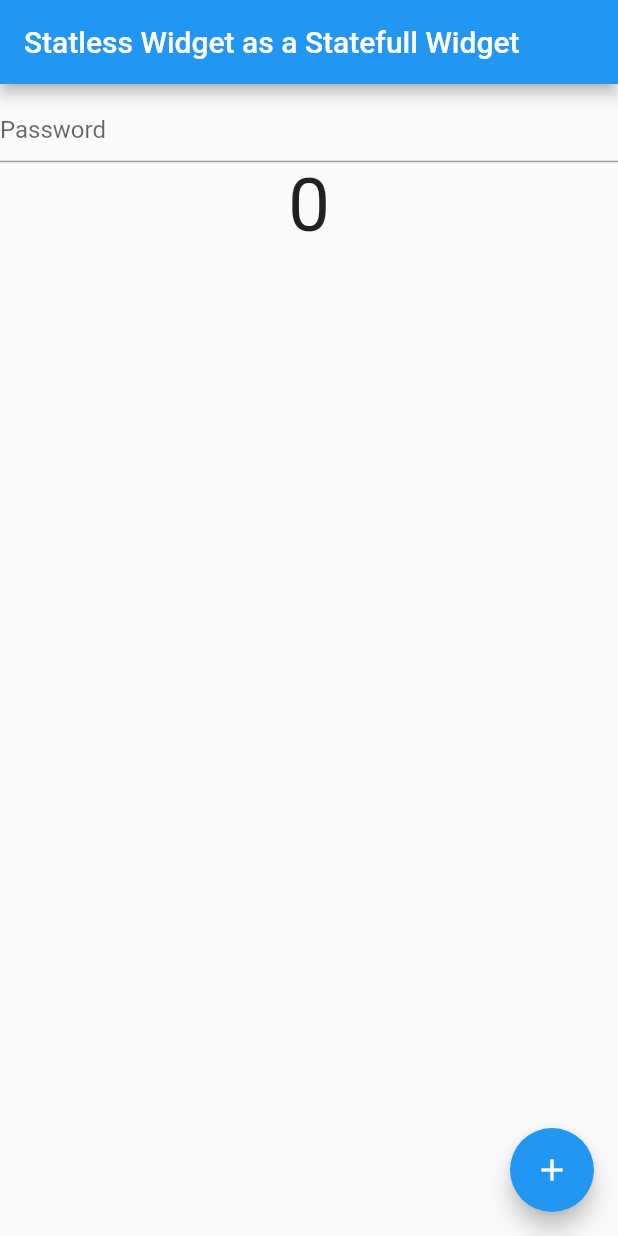
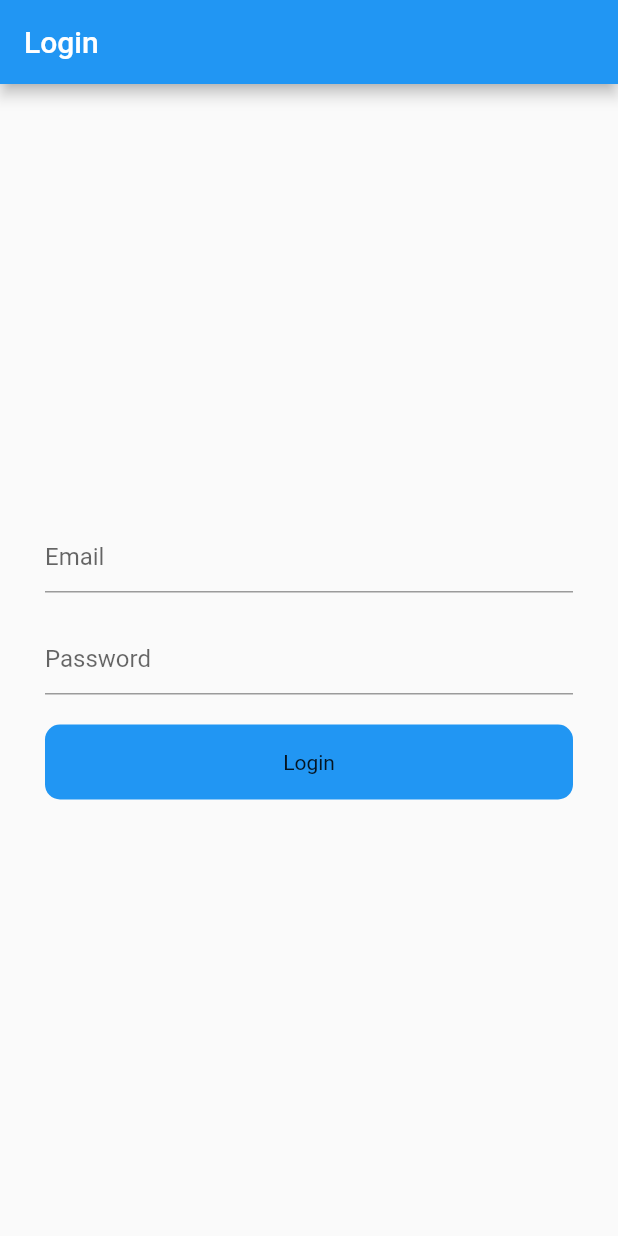
Before and after one commit to UjjanNoorillahi/Provider-Practive-in-Flutter, a Flutter app: the screen it shows after launch, on a phone screen of 412 x 824 dp. Run offline on Flutter 3.47's test engine with Material 2 defaults, Android fonts, the phone set to English and light mode, and no system bars.

Commit message:
How to implement Login with REST API with Provider auth from rqres.in site to test the login crediantils

```diff
--- a/lib/main.dart
+++ b/lib/main.dart
@@ -1,11 +1,13 @@
 import 'package:flutter/material.dart';
 import 'package:provider/provider.dart';
+import 'package:statemanagment_practice/provider/auth_provider.dart';
 import 'package:statemanagment_practice/provider/counter_provider.dart';
 import 'package:statemanagment_practice/provider/example_one_provider.dart';
 import 'package:statemanagment_practice/provider/favourite_provider.dart';
 import 'package:statemanagment_practice/provider/theme_changer_provider.dart';
 // import 'package:statemanagment_practice/screens/count_example.dart';
 import 'package:statemanagment_practice/screens/favourite_screen/dark_theme_screen.dart';
+import 'package:statemanagment_practice/screens/favourite_screen/login_screen.dart';
 import 'package:statemanagment_practice/screens/favourite_screen/value_notfiy_listener.dart';
 // import 'package:statemanagment_practice/screens/example_one.dart';
 // import 'package:statemanagment_practice/screens/favourite_screen/favourite_screen.dart';
@@ -27,6 +29,7 @@
         ChangeNotifierProvider(create: (_) => ExampleOneProvider()),
         ChangeNotifierProvider(create: (_) => FavourtieProvider()),
         ChangeNotifierProvider(create: (_) => ThemeChanger()),
+        ChangeNotifierProvider(create: (_) => AuthProvider()),
       ],
       child: Builder(builder: (BuildContext context) {
         final themeChanger = Provider.of<ThemeChanger>(context);
@@ -41,7 +44,7 @@
               brightness: Brightness.dark,
               // ignore: prefer_const_constructors
               appBarTheme: AppBarTheme(backgroundColor: Colors.teal)),
-          home: NotifyListenerScreen(),
+          home: const LoginScreen(),
         );
       }),
     );
--- /dev/null
+++ b/lib/provider/auth_provider.dart
@@ -0,0 +1,34 @@
+import 'package:flutter/foundation.dart';
+import 'package:http/http.dart';
+
+class AuthProvider extends ChangeNotifier {
+  bool _loading = false;
+  bool get loading => _loading;
+
+  void setLoading(loading) {
+    _loading = loading;
+    notifyListeners();
+  }
+
+  void login(String email, String password) async {
+    setLoading(true);
+    try {
+      Response response =
+          await post(Uri.parse('https://reqres.in/api/login'), body: {
+        'email': email,
+        'password': password,
+      });
+
+      if (response.statusCode == 200) {
+        print('Successful');
+        setLoading(false);
+      } else {
+        print('Failed');
+        setLoading(false);
+      }
+    } catch (e) {
+      print(e.toString());
+      setLoading(false);
+    }
+  }
+}
--- /dev/null
+++ b/lib/screens/favourite_screen/login_screen.dart
@@ -0,0 +1,75 @@
+import 'package:flutter/material.dart';
+import 'package:provider/provider.dart';
+import 'package:statemanagment_practice/provider/auth_provider.dart';
+
+class LoginScreen extends StatefulWidget {
+  const LoginScreen({super.key});
+
+  @override
+  State<LoginScreen> createState() => _LoginScreenState();
+}
+
+class _LoginScreenState extends State<LoginScreen> {
+  TextEditingController emailControllor = TextEditingController();
+  TextEditingController passwordControllor = TextEditingController();
+  @override
+  Widget build(BuildContext context) {
+    final authProvider = Provider.of<AuthProvider>(context);
+    return Scaffold(
+      appBar: AppBar(
+        title: const Text('Login'),
+      ),
+      body: Padding(
+        padding: const EdgeInsets.all(30.0),
+        child: Column(
+          mainAxisAlignment: MainAxisAlignment.center,
+          crossAxisAlignment: CrossAxisAlignment.center,
+          // ignore: prefer_const_literals_to_create_immutables
+          children: [
+            TextFormField(
+              controller: emailControllor,
+              // ignore: prefer_const_constructors
+              decoration: InputDecoration(
+                hintText: 'Email',
+              ),
+            ),
+            const SizedBox(
+              height: 20.0,
+            ),
+            TextFormField(
+              controller: passwordControllor,
+              // ignore: prefer_const_constructors
+              decoration: InputDecoration(
+                hintText: 'Password',
+              ),
+            ),
+            const SizedBox(
+              height: 20.0,
+            ),
+            InkWell(
+              onTap: () {
+                // auth provider
+                authProvider.login(emailControllor.text.toString(),
+                    passwordControllor.text.toString());
+              },
+              child: Container(
+                height: 50,
+                decoration: BoxDecoration(
+                  color: Colors.blue,
+                  borderRadius: BorderRadius.circular(10),
+                ),
+                child: Center(
+                  child: authProvider.loading
+                      ? const CircularProgressIndicator(
+                          color: Colors.white,
+                        )
+                      : const Text('Login'),
+                ),
+              ),
+            )
+          ],
+        ),
+      ),
+    );
+  }
+}
--- a/pubspec.yaml
+++ b/pubspec.yaml
@@ -35,6 +35,7 @@
   # Use with the CupertinoIcons class for iOS style icons.
   cupertino_icons: ^1.0.2
   provider: ^6.0.5
+  http:
 
 dev_dependencies:
   flutter_test:
```
Also changed, not shown: pubspec.lock.
